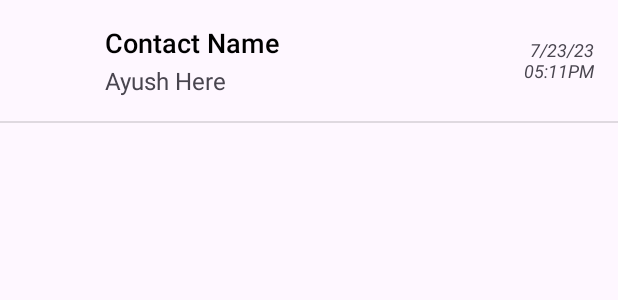
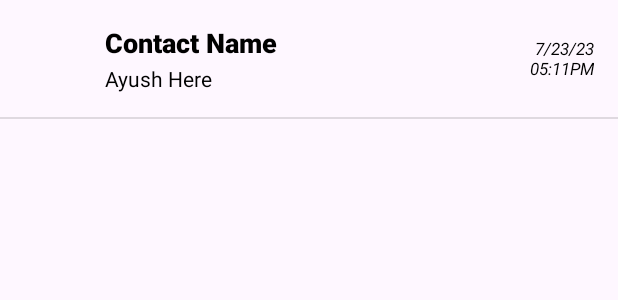
Before and after one commit to ayush-ojha-11/Message_App, an Android app: the layout message_recycler_item.xml on its own in the app's theme, with its tools: preview values and no code run, on a phone screen of 412 x 824 dp. Shown: the top 300 px of the screen. Run offline under Robolectric (Android 15) with nearby library versions, the phone set to English and light mode, and no system bars.

Commit message:
V 1.0.11

```diff
--- a/app/build.gradle
+++ b/app/build.gradle
@@ -11,8 +11,8 @@ android {
         applicationId "com.as.mymessage"
         minSdk 24
         targetSdk 34
-        versionCode 10
-        versionName "1.0.10"
+        versionCode 11
+        versionName "1.0.11"
         multiDexEnabled true
         testInstrumentationRunner "androidx.test.runner.AndroidJUnitRunner"
     }
--- a/app/src/main/java/com/as/mymessage/activities/MainActivity.java
+++ b/app/src/main/java/com/as/mymessage/activities/MainActivity.java
@@ -115,7 +115,7 @@ public class MainActivity extends AppCompatActivity implements RecyclerClickInte
     protected void onCreate(Bundle savedInstanceState) {
         super.onCreate(savedInstanceState);
         setContentView(R.layout.activity_main);
-       // applyDefaultNightMode();
+
 
         // This linear layout holds the animation and set Default SMS app button and is displayed only
         // when the app is not made as default SMS app
--- a/app/src/main/res/layout/activity_about.xml
+++ b/app/src/main/res/layout/activity_about.xml
@@ -37,7 +37,7 @@
         <TextView
             android:layout_width="wrap_content"
             android:layout_height="wrap_content"
-            android:text="Version 1.0.10"
+            android:text="Version 1.0.11"
             android:textSize="12sp"
             android:layout_gravity="center_horizontal"
             android:layout_marginTop="4dp"
--- a/app/src/main/res/layout/activity_main.xml
+++ b/app/src/main/res/layout/activity_main.xml
@@ -80,7 +80,7 @@
         android:layout_alignParentBottom="true"
         android:layout_alignParentEnd="true"
         android:layout_margin="16dp"
-        android:src="@drawable/baseline_message_white"
+        android:src="@drawable/baseline_message_24"
         android:contentDescription="GoToComposeActivity"
         tools:ignore="HardcodedText" />
 
--- a/app/src/main/res/layout/message_recycler_item.xml
+++ b/app/src/main/res/layout/message_recycler_item.xml
@@ -33,6 +33,7 @@
                 android:layout_height="wrap_content"
                 android:text="Contact Name"
                 android:maxLines="1"
+                android:textStyle="bold"
                 android:fontFamily="sans-serif-medium"
                 android:textColor="@color/textColor"
                 android:textSize="18sp"
@@ -41,10 +42,11 @@
             <TextView
                 android:layout_width="match_parent"
                 android:layout_height="wrap_content"
-                android:textSize="16sp"
+                android:textSize="14sp"
                 android:layout_marginEnd="16dp"
                 android:layout_marginTop="2dp"
                 android:text="Ayush Here"
+                android:textColor="@color/textColor"
                 android:maxLines="2"
                 android:ellipsize="end"
                 android:id="@+id/textViewBody"
@@ -55,7 +57,8 @@
             android:layout_width="wrap_content"
             android:layout_height="wrap_content"
             android:id="@+id/textViewTime"
-            android:textSize="12sp"
+            android:textSize="11sp"
+            android:textColor="@color/textColor"
             android:textStyle="italic"
             android:textAlignment="textEnd"
             android:text="7/23/23\n05:11PM"
@@ -66,5 +69,6 @@
     <View
         android:layout_width="match_parent"
         android:layout_height="1dp"
+        android:backgroundTint="@color/textColor"
         android:background="?android:attr/dividerVertical"/>
 </LinearLayout>
--- a/app/src/main/res/values-night/colors.xml
+++ b/app/src/main/res/values-night/colors.xml
@@ -2,8 +2,8 @@
 <resources>
     <color name="backgroundColor">#222232</color>
     <color name="textColor">#FFFFFF</color>
-    <color name="sentMsgBkgColor">#157581</color>
     <color name="white">#FFFFFF</color>
-    <color name="receivedMsgBkgColor">#756C6C</color>
-    <color name="textLinkColor">#4CD964</color>
+    <color name="sentMsgBkgColor">#FF3B3C57</color>
+    <color name="receivedMsgBkgColor">#186D6D</color>
+    <color name="textLinkColor">#1DE5FF</color>
 </resources>
--- a/app/src/main/res/values/colors.xml
+++ b/app/src/main/res/values/colors.xml
@@ -2,7 +2,7 @@
 <resources>
     <color name="backgroundColor">#FFFFFF</color>
     <color name="textColor">#FF000000</color>
-    <color name="sentMsgBkgColor">#774df2</color>
+    <color name="sentMsgBkgColor">#7458A8</color>
     <color name="receivedMsgBkgColor">#eef1f6</color>
     <color name="white">#FFFFFF</color>
     <color name="textLinkColor">#0000EE</color>
```
